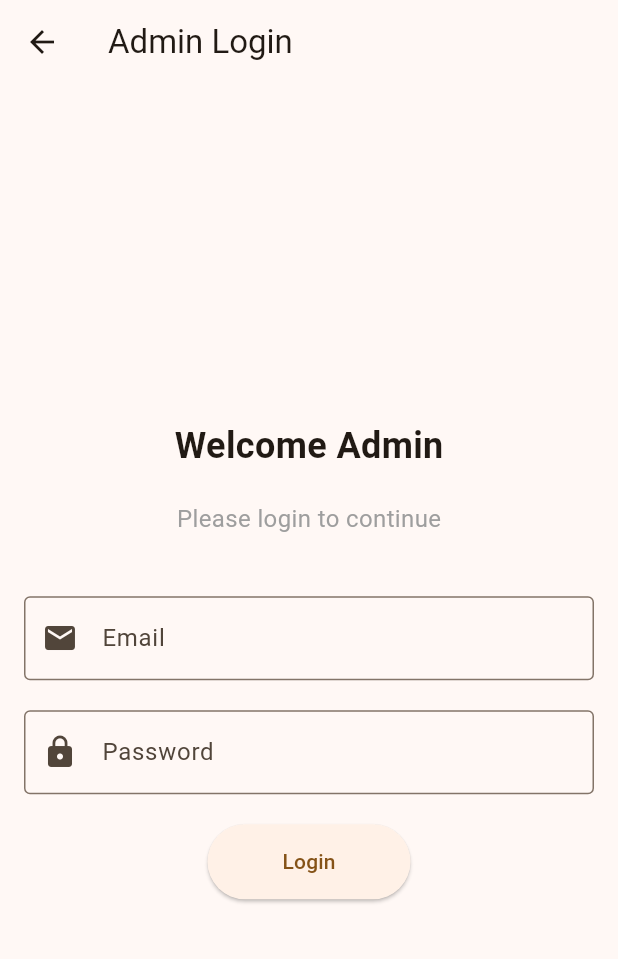
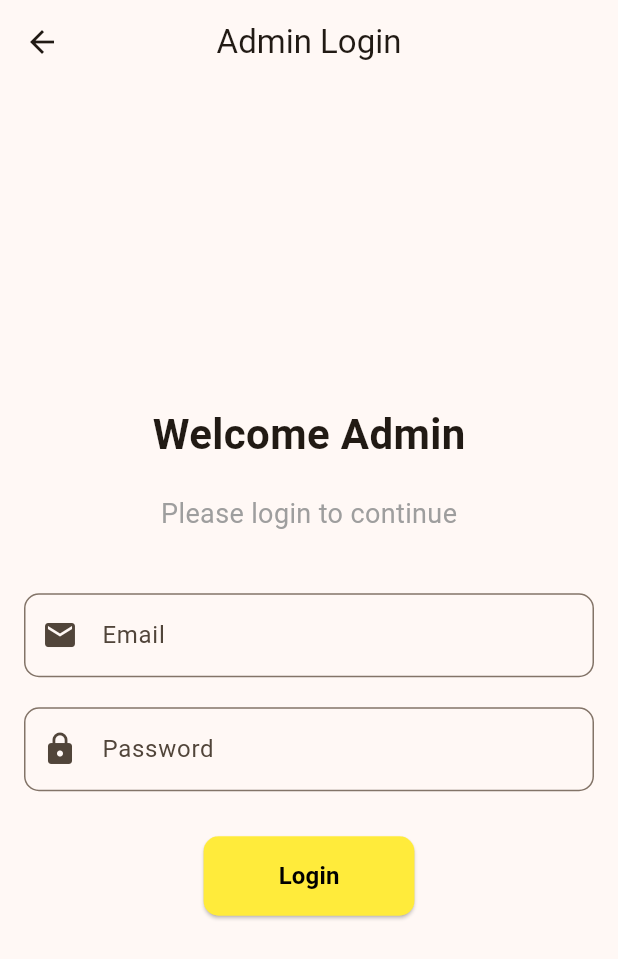
Before and after one commit to tanvir-robin/Central-Library-App, a Flutter app: the AdminLoginPage screen opened directly, on a phone screen of 412 x 824 dp. Shown: the top 959 px of the screen. Run offline on Flutter 3.47's test engine with Material 3 defaults, Android fonts, the phone set to English and light mode, and no system bars; our stand-ins replace cloud_firestore, firebase_auth, firebase_core, firebase_storage, flutter_easyloading, flutter_rating_bar and 3 more; missing offline and left inert: mailer; accounts and stored records are empty; network calls fail.

Commit message:
fix prev

```diff
--- a/lib/admin/admin_login.dart
+++ b/lib/admin/admin_login.dart
@@ -32,8 +32,10 @@ class _AdminLoginPageState extends State<AdminLoginPage> {
     return Scaffold(
       appBar: AppBar(
         title: Text('Admin Login'),
+        centerTitle: true,
       ),
-      body: Padding(
+      body: Center(
+        child: SingleChildScrollView(
           padding: const EdgeInsets.all(16.0),
           child: Form(
             key: _formKey,
@@ -42,19 +44,21 @@ class _AdminLoginPageState extends State<AdminLoginPage> {
               children: <Widget>[
                 Text(
                   'Welcome Admin',
-                style: TextStyle(fontSize: 24, fontWeight: FontWeight.bold),
+                  style: TextStyle(fontSize: 28, fontWeight: FontWeight.bold),
                 ),
                 SizedBox(height: 20),
                 Text(
                   'Please login to continue',
-                style: TextStyle(fontSize: 16, color: Colors.grey),
+                  style: TextStyle(fontSize: 18, color: Colors.grey),
                 ),
                 SizedBox(height: 40),
                 TextFormField(
                   controller: _emailController,
                   decoration: InputDecoration(
                     labelText: 'Email',
-                  border: OutlineInputBorder(),
+                    border: OutlineInputBorder(
+                      borderRadius: BorderRadius.circular(10),
+                    ),
                     prefixIcon: Icon(Icons.email),
                   ),
                   keyboardType: TextInputType.emailAddress,
@@ -70,7 +74,9 @@ class _AdminLoginPageState extends State<AdminLoginPage> {
                   controller: _passwordController,
                   decoration: InputDecoration(
                     labelText: 'Password',
-                  border: OutlineInputBorder(),
+                    border: OutlineInputBorder(
+                      borderRadius: BorderRadius.circular(10),
+                    ),
                     prefixIcon: Icon(Icons.lock),
                   ),
                   obscureText: true,
@@ -81,16 +87,27 @@ class _AdminLoginPageState extends State<AdminLoginPage> {
                     return null;
                   },
                 ),
-              SizedBox(height: 20),
+                SizedBox(height: 30),
                 ElevatedButton(
                   onPressed: () {
                     if (_formKey.currentState?.validate() ?? false) {
                       _login();
                     }
                   },
-                child: Text('Login'),
+                  child: Text(
+                    'Login',
+                    style: TextStyle(
+                      color: Colors.black,
+                      fontSize: 16,
+                      fontWeight: FontWeight.bold,
+                    ),
+                  ),
                   style: ElevatedButton.styleFrom(
+                    backgroundColor: Colors.yellow,
                     padding: EdgeInsets.symmetric(horizontal: 50, vertical: 15),
+                    shape: RoundedRectangleBorder(
+                      borderRadius: BorderRadius.circular(10),
+                    ),
                   ),
                 ),
                 if (_errorMessage.isNotEmpty)
@@ -105,6 +122,7 @@ class _AdminLoginPageState extends State<AdminLoginPage> {
             ),
           ),
         ),
+      ),
     );
   }
 }
--- a/lib/book_detail_screen.dart
+++ b/lib/book_detail_screen.dart
@@ -125,6 +125,7 @@ class _BookDetailScreenState extends State<BookDetailScreen> {
                   //   },
                   // ),
                   // const SizedBox(height: 15),
+                  if (FirebaseAuth.instance.currentUser != null)
                     widget.book.quantityInStock > 0
                         ? ElevatedButton(
                             onPressed: () {
--- a/lib/main.dart
+++ b/lib/main.dart
@@ -101,7 +101,7 @@ class _MyHomePageState extends State<MyHomePage> {
                 style: TextStyle(fontSize: 15),
               ),
               subtitle: const Text(
-                'Administrator',
+                'User',
                 style: TextStyle(fontSize: 13),
               ),
             ),
```
Also changed, not shown: lib/books_screen.dart (+23 -1 lines). Lines whose indentation alone changed are shown as unchanged.
